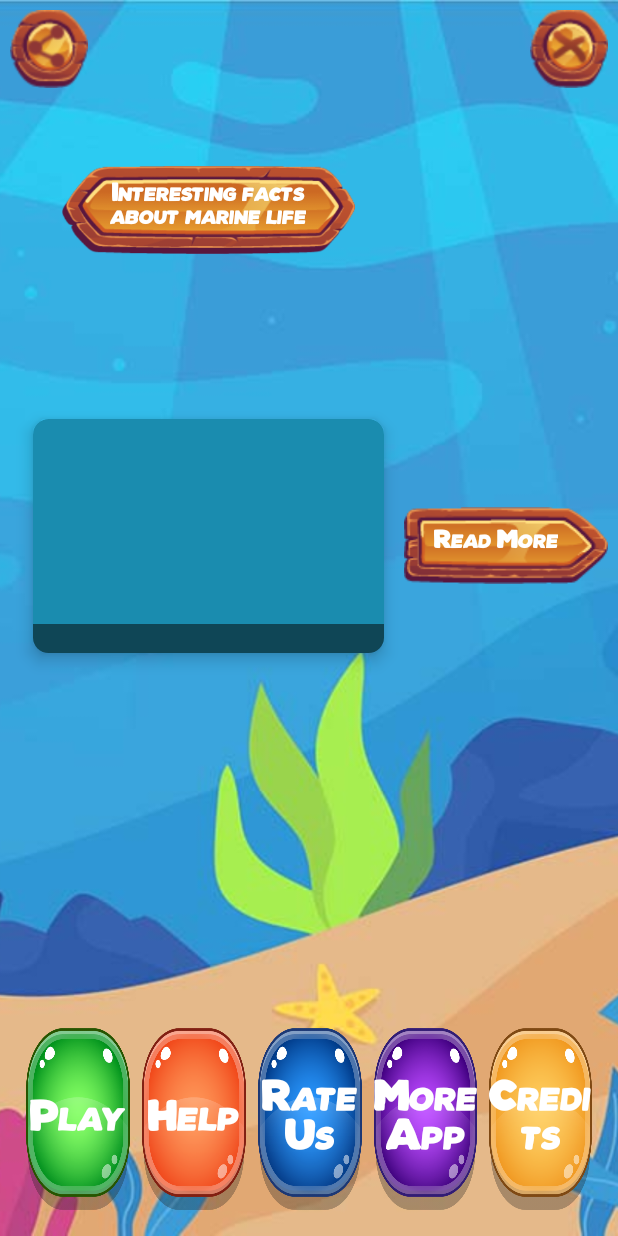
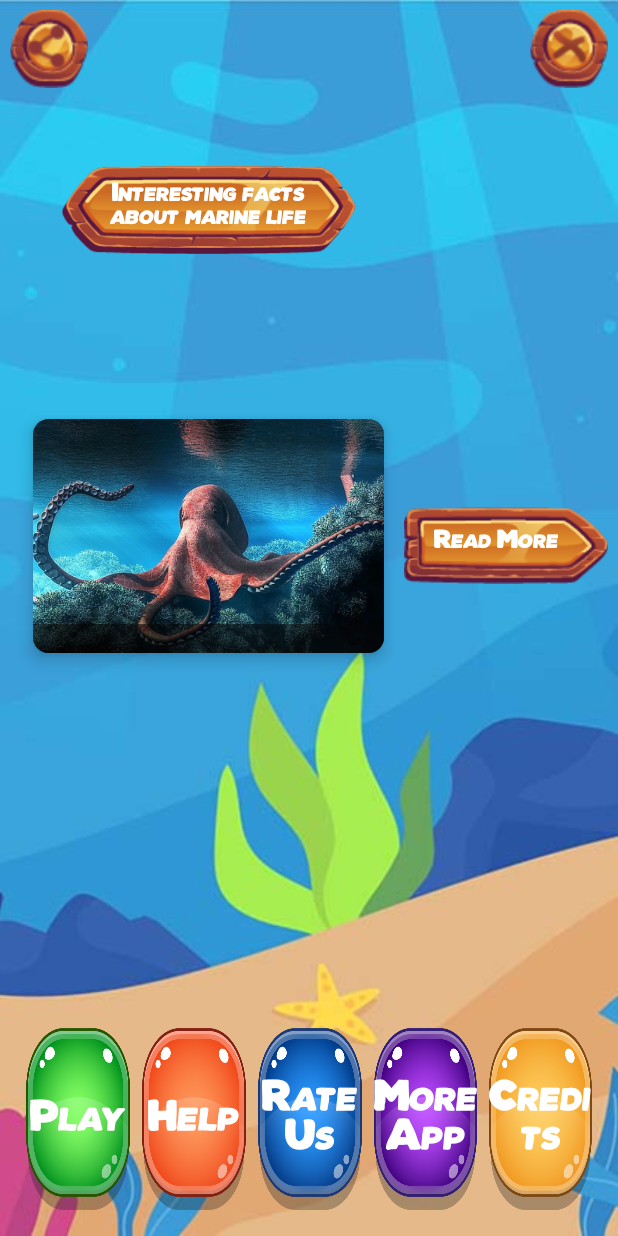
Before and after one commit to brainiac001/Aquarium, an Android app: the layout activity_main2.xml on its own in the app's theme, with its tools: preview values and no code run, on a phone screen of 412 x 824 dp. Run offline under Robolectric (Android 15) with nearby library versions, the phone set to English and light mode, and no system bars.

Commit message:
new commit

```diff
--- a/app/src/main/res/layout/activity_main2.xml
+++ b/app/src/main/res/layout/activity_main2.xml
@@ -150,7 +150,7 @@
                 android:adjustViewBounds="true"
                 android:scaleType="centerCrop"
                 android:src="@drawable/octopus"
-                android:visibility="invisible">
+                android:visibility="visible">
 
             </ImageView>
 
```
